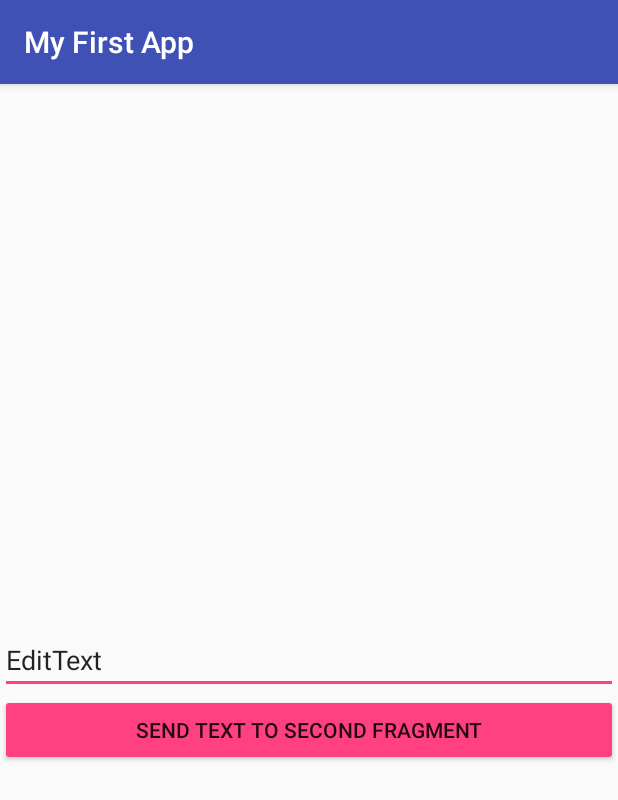
After one commit to Qw4z1/android-samples, an Android app: the FirstFragment screen opened directly, with no data from a screen before it, on a phone screen of 412 x 824 dp. The commit adds this screen. Shown: the top 800 px of the screen. Run offline under Robolectric (Android 15) with nearby library versions, the phone set to English and light mode, and no system bars.

Commit message:
Added updated Fragment sample

```diff
--- /dev/null
+++ b/app/src/main/java/se/kicksort/myfirstapp/fragment/FirstFragment.java
@@ -0,0 +1,69 @@
+package se.kicksort.myfirstapp.fragment;
+
+import android.content.Context;
+import android.os.Bundle;
+import android.support.v4.app.Fragment;
+import android.view.LayoutInflater;
+import android.view.View;
+import android.view.ViewGroup;
+import android.widget.Button;
+import android.widget.EditText;
+
+import se.kicksort.myfirstapp.R;
+
+
+public class FirstFragment extends Fragment implements View.OnClickListener {
+
+    private OnFragmentInteractionListener mListener;
+
+    private EditText mEditText;
+
+    public FirstFragment() {
+        // Required empty public constructor
+    }
+
+    public static FirstFragment newInstance() {
+        FirstFragment fragment = new FirstFragment();
+        return fragment;
+    }
+
+    @Override
+    public View onCreateView(LayoutInflater inflater, ViewGroup container,
+                             Bundle savedInstanceState) {
+        // Inflate the layout for this fragment
+        View view = inflater.inflate(R.layout.fragment_first, container, false);
+        mEditText = (EditText) view.findViewById(R.id.editText);
+        Button button = (Button) view.findViewById(R.id.button);
+        button.setOnClickListener(this);
+
+        return view;
+    }
+
+    @Override
+    public void onAttach(Context context) {
+        super.onAttach(context);
+        if (context instanceof OnFragmentInteractionListener) {
+            mListener = (OnFragmentInteractionListener) context;
+        } else {
+            throw new RuntimeException(context.toString() + " must implement OnFragmentInteractionListener");
+        }
+    }
+
+    @Override
+    public void onDetach() {
+        super.onDetach();
+        mListener = null;
+    }
+
+    @Override
+    public void onClick(View view) {
+        if (mListener != null) {
+            String text = mEditText.getText().toString();
+            mListener.onFragmentInteraction(text);
+        }
+    }
+
+    interface OnFragmentInteractionListener {
+        void onFragmentInteraction(String text);
+    }
+}
--- /dev/null
+++ b/app/src/main/java/se/kicksort/myfirstapp/fragment/FragmentActivity.java
@@ -0,0 +1,34 @@
+package se.kicksort.myfirstapp.fragment;
+
+import android.os.Bundle;
+import android.support.v4.app.Fragment;
+import android.support.v7.app.AppCompatActivity;
+
+import se.kicksort.myfirstapp.R;
+
+public class FragmentActivity extends AppCompatActivity implements FirstFragment.OnFragmentInteractionListener {
+
+    @Override
+    protected void onCreate(Bundle savedInstanceState) {
+        super.onCreate(savedInstanceState);
+        setContentView(R.layout.activity_fragment);
+
+        Fragment fragment = FirstFragment.newInstance();
+
+        getSupportFragmentManager()
+                .beginTransaction()
+                .add(R.id.container, fragment)
+                .commit();
+    }
+
+    @Override
+    public void onFragmentInteraction(String text) {
+        SecondFragment fragment = SecondFragment.newInstance(text);
+
+        getSupportFragmentManager()
+                .beginTransaction()
+                .replace(R.id.container, fragment)
+                .addToBackStack(null)
+                .commit();
+    }
+}
--- /dev/null
+++ b/app/src/main/res/layout/activity_fragment.xml
@@ -0,0 +1,9 @@
+<?xml version="1.0" encoding="utf-8"?>
+<FrameLayout xmlns:android="http://schemas.android.com/apk/res/android"
+    xmlns:tools="http://schemas.android.com/tools"
+    android:id="@+id/container"
+    android:layout_width="match_parent"
+    android:layout_height="match_parent"
+    tools:context="se.kicksort.myfirstapp.fragment.FragmentActivity">
+
+</FrameLayout>
--- a/app/src/main/res/layout/fragment_blank.xml
+++ b/app/src/main/res/layout/fragment_blank.xml
@@ -2,7 +2,7 @@
              xmlns:tools="http://schemas.android.com/tools"
              android:layout_width="match_parent"
              android:layout_height="match_parent"
-             tools:context="se.kicksort.myfirstapp.fragment.BlankFragment">
+             tools:context="se.kicksort.myfirstapp.fragment.FirstFragment">
 
     <!-- TODO: Update blank fragment layout -->
     <TextView
--- /dev/null
+++ b/app/src/main/res/layout/fragment_first.xml
@@ -0,0 +1,21 @@
+<RelativeLayout xmlns:android="http://schemas.android.com/apk/res/android"
+    xmlns:tools="http://schemas.android.com/tools"
+    android:layout_width="match_parent"
+    android:layout_height="match_parent"
+    tools:context="se.kicksort.myfirstapp.fragment.FirstFragment">
+
+    <EditText
+        android:id="@+id/editText"
+        android:layout_width="match_parent"
+        android:layout_height="wrap_content"
+        android:layout_centerInParent="true"
+        android:text="EditText" />
+
+    <Button
+        android:id="@+id/button"
+        android:text="Send text to second fragment"
+        android:layout_width="match_parent"
+        android:layout_height="wrap_content"
+        android:layout_below="@+id/editText"/>
+
+</RelativeLayout>
```
Also changed, not shown: app/src/main/AndroidManifest.xml (+3 -15 lines), app/src/main/java/se/kicksort/myfirstapp/fragment/BlankFragment.java (deleted, +0 -109 lines), app/src/main/java/se/kicksort/myfirstapp/fragment/ItemDetailActivity.java (deleted, +0 -83 lines), app/src/main/java/se/kicksort/myfirstapp/fragment/ItemDetailFragment.java (deleted, +0 -70 lines), app/src/main/java/se/kicksort/myfirstapp/fragment/ItemListActivity.java (deleted, +0 -142 lines), app/src/main/java/se/kicksort/myfirstapp/fragment/SecondFragment.java (added, +50 -0 lines), app/src/main/res/layout/fragment_second.xml (added, +15 -0 lines).
